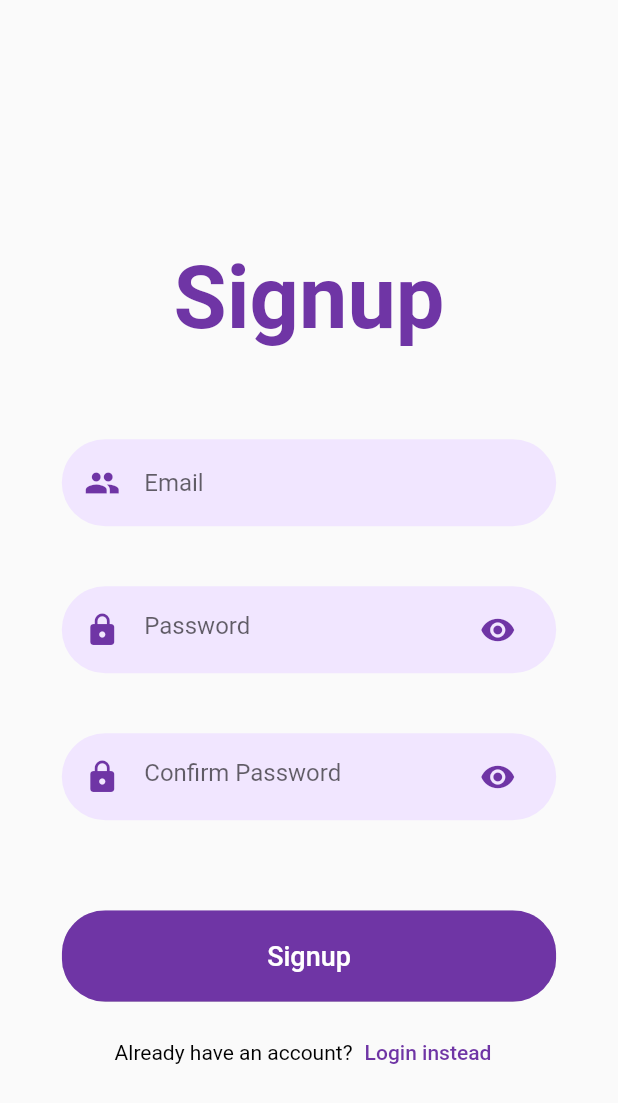
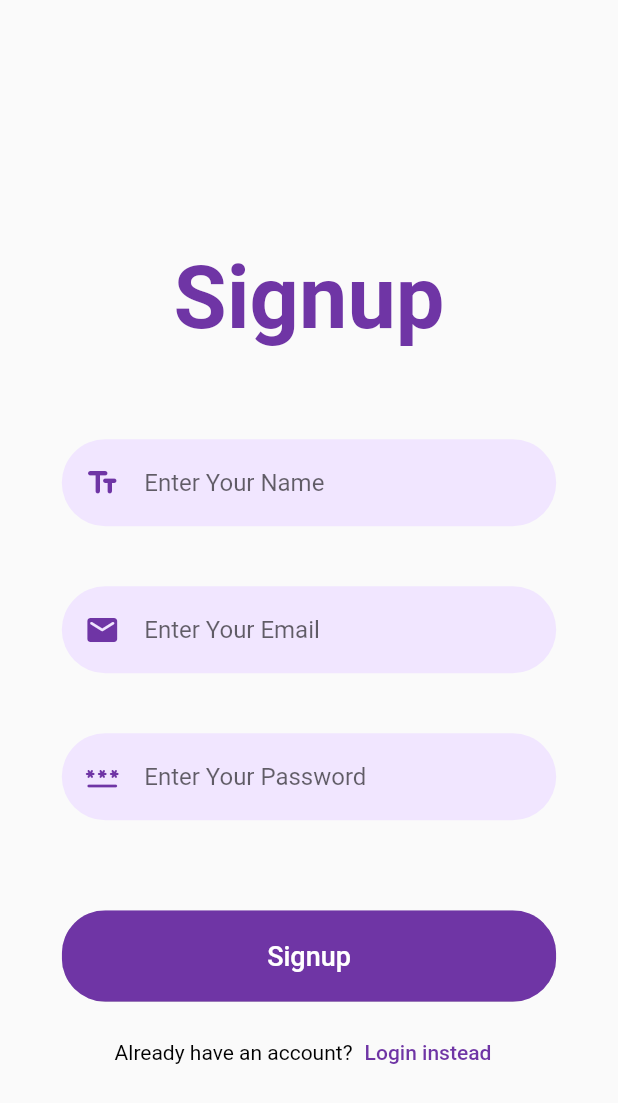
Before and after one commit to FerasHamam/LegacyAuction, a Flutter app: the SignupScreen screen opened by its route, on a phone screen of 412 x 824 dp. Shown: the top 1103 px of the screen. Run offline on Flutter 3.47's test engine with Material 2 defaults, Android fonts, the phone set to English and light mode, and no system bars; our stand-ins replace cloud_firestore, firebase_auth, firebase_core, flutter_screenutil; accounts and stored records are empty.

Commit message:
fixed signup page!

```diff
--- a/lib/main.dart
+++ b/lib/main.dart
@@ -35,7 +35,7 @@ class MyApp extends StatelessWidget {
           theme: ThemeData(
             primarySwatch: Colors.blue,
           ),
-          home: StackScreen(),
+          home: LoginScreen(),
           routes: {
             LoginScreen.name: (context) => LoginScreen(),
             SignupScreen.name: (context) => SignupScreen(),
--- a/lib/screens/SignupScreen.dart
+++ b/lib/screens/SignupScreen.dart
@@ -5,7 +5,7 @@ import '../models/User.dart';
 //constants
 import 'package:ai_project/constants.dart';
 //input helpers
-import '../inputComponents/inputField.dart';
+import '../inputComponents/InputContainer.dart';
 import 'package:ai_project/inputComponents/button.dart';
 import '../inputComponents/goToTextButton.dart';
 
@@ -16,11 +16,25 @@ class SignupScreen extends StatefulWidget {
 }
 
 class _SignupScreenState extends State<SignupScreen> {
+  TextEditingController email = TextEditingController();
+  TextEditingController name = TextEditingController();
+  TextEditingController password = TextEditingController();
+  final _formKey = GlobalKey<FormState>();
+  @override
+  void dispose() {
+    email.dispose();
+    password.dispose();
+    name.dispose();
+    super.dispose();
+  }
+
   @override
   Widget build(BuildContext context) {
     Size deviceSize = MediaQuery.of(context).size;
     return Scaffold(
-      body: Container(
+      body: Form(
+        key: _formKey,
+        child: Container(
           alignment: Alignment.topCenter,
           child: SingleChildScrollView(
             child: Column(
@@ -40,32 +54,111 @@ class _SignupScreenState extends State<SignupScreen> {
                     ),
                   ),
                 ),
-              InputField(
-                  hintText: 'Email',
-                  icon: Icons.people,
-                  onChanged: (email) =>
-                      {Provider.of<User>(context, listen: false).email = email},
-                  obsecure: false),
-              InputField(
-                  hintText: 'Password',
-                  icon: Icons.lock,
-                  onChanged: (password) => {
-                        Provider.of<User>(context, listen: false).password =
-                            password
+                inputContainer(
+                  child: TextFormField(
+                    controller: name,
+                    autovalidateMode: AutovalidateMode.onUserInteraction,
+                    onSaved: (value) {
+                      if (value == null) {
+                        value = "";
+                      }
+                      name.text = value;
                     },
-                  obsecure: true),
-              InputField(
-                  hintText: 'Confirm Password',
-                  icon: Icons.lock,
-                  onChanged: (password) => {
-                        Provider.of<User>(context, listen: false).password =
-                            password
+                    validator: (value) {
+                      if (value == null) {
+                        value = "";
+                      }
+                      if (value.length < 5) {
+                        return 'Name should be at least 5 characters long!';
+                      }
+                      return null;
                     },
-                  obsecure: true),
+                    cursorColor: kPrimaryColor,
+                    decoration: InputDecoration(
+                        icon: Icon(
+                          Icons.text_fields_rounded,
+                          color: kPrimaryColor,
+                        ),
+                        hintText: 'Enter Your Name',
+                        border: InputBorder.none),
+                  ),
+                ),
+                inputContainer(
+                  child: TextFormField(
+                    controller: email,
+                    autovalidateMode: AutovalidateMode.onUserInteraction,
+                    onSaved: (value) {
+                      if (value == null) {
+                        value = "";
+                      }
+                      email.text = value;
+                    },
+                    validator: (value) {
+                      if (value == null) {
+                        value = "";
+                      }
+                      final pattern =
+                          r'(^[a-zA-Z0-9_.+-]+@[a-zA-Z0-9-]+\.[a-zA-Z0-9-.]+$)';
+                      final regExp = RegExp(pattern);
+                      if (value.isEmpty) {
+                        return 'Enter an email';
+                      } else if (!regExp.hasMatch(value)) {
+                        return 'Enter a valid email';
+                      } else {
+                        return null;
+                      }
+                    },
+                    cursorColor: kPrimaryColor,
+                    decoration: InputDecoration(
+                        icon: Icon(
+                          Icons.email_rounded,
+                          color: kPrimaryColor,
+                        ),
+                        hintText: 'Enter Your Email',
+                        border: InputBorder.none),
+                  ),
+                ),
+                inputContainer(
+                  child: TextFormField(
+                    controller: password,
+                    autovalidateMode: AutovalidateMode.onUserInteraction,
+                    onSaved: (value) {
+                      if (value == null) {
+                        value = "";
+                      }
+                      password.text = value;
+                    },
+                    validator: (value) {
+                      if (value == null) {
+                        value = "";
+                      }
+                      if (value.length < 6) {
+                        return 'Password must be at least 6 characters long!';
+                      }
+                      return null;
+                    },
+                    cursorColor: kPrimaryColor,
+                    obscureText: true,
+                    decoration: InputDecoration(
+                        icon: Icon(
+                          Icons.password_rounded,
+                          color: kPrimaryColor,
+                        ),
+                        hintText: 'Enter Your Password',
+                        border: InputBorder.none),
+                  ),
+                ),
                 RoundedButton(
                   text: 'Signup',
                   onSubmit: () {
-                  return Provider.of<User>(context, listen: false).signup();
+                    bool isValid = _formKey.currentState!.validate();
+                    if (isValid) {
+                      _formKey.currentState!.save();
+                    }
+                    return Provider.of<User>(context, listen: false).signup(
+                        name: name.text,
+                        email: email.text,
+                        passowrd: password.text);
                   },
                 ),
                 goToTextButton(text: 'Login instead'),
@@ -73,6 +166,7 @@ class _SignupScreenState extends State<SignupScreen> {
             ),
           ),
         ),
+      ),
     );
   }
 }
```
Also changed, not shown: lib/models/User.dart (+17 -3 lines), pubspec.yaml (+5 -2 lines), pubspec.lock, 2 other files. Lines whose indentation alone changed are shown as unchanged.
